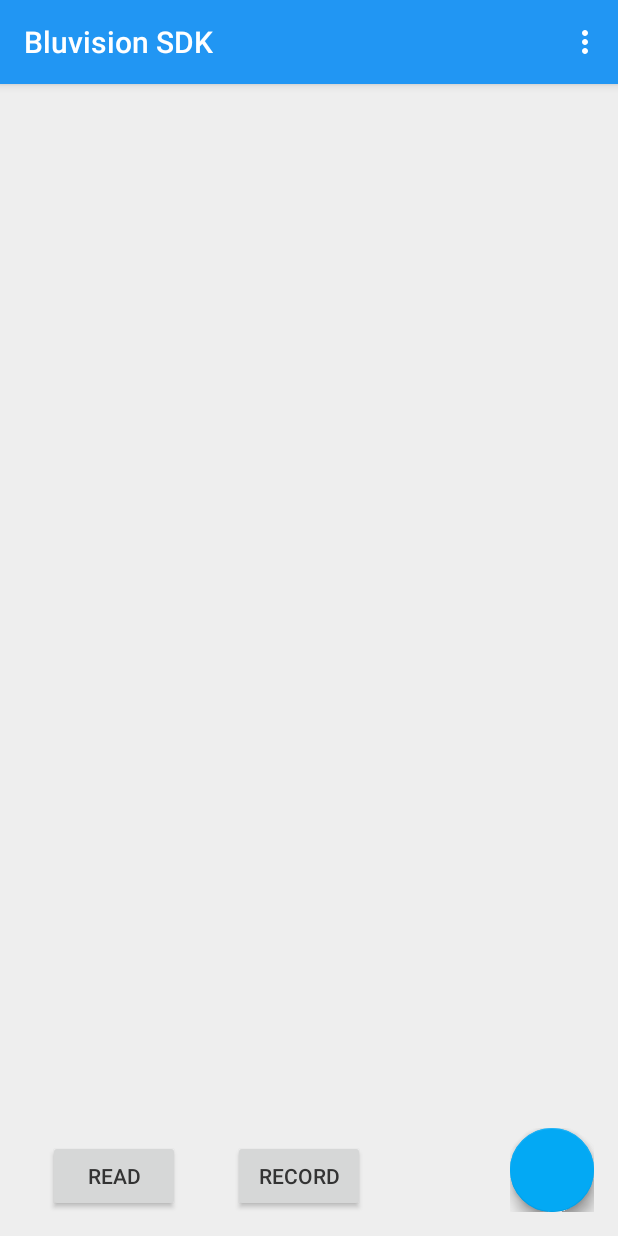
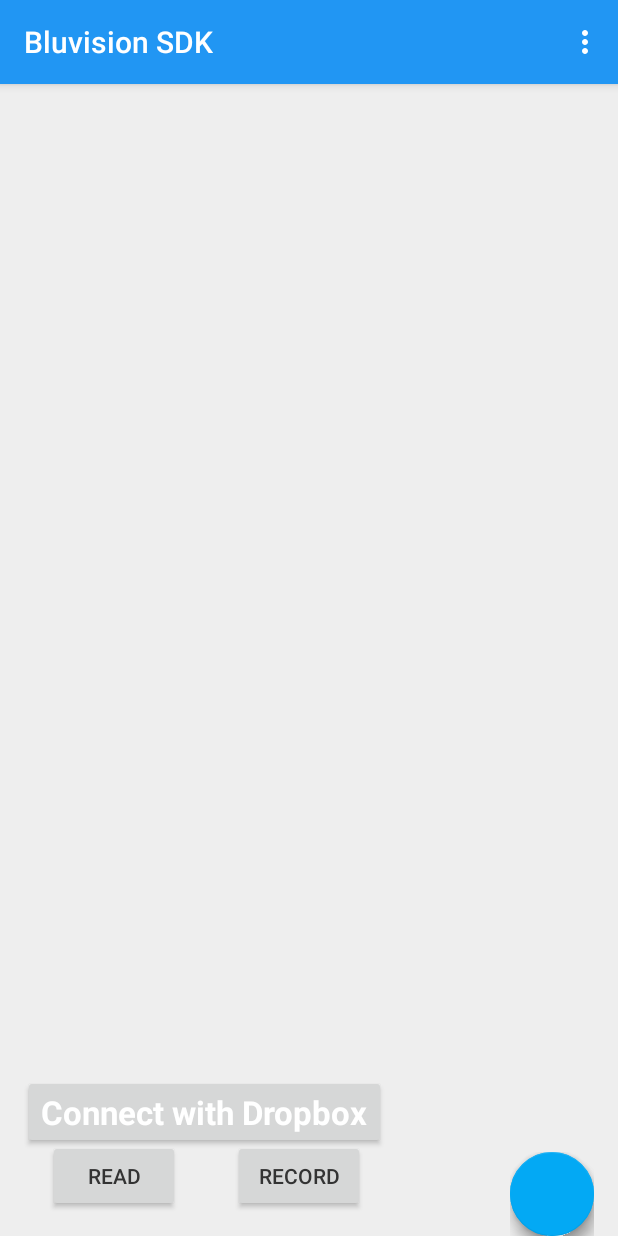
Before and after one commit to niyazil/sensor-controller, an Android app: the screen it shows after launch (MainActivity), on a phone screen of 412 x 824 dp. Run offline under Robolectric (Android 15) with nearby library versions, the phone set to English and light mode, and no system bars; libraries missing offline, so code that uses them is left out: com.bluvision.beeks, com.dropbox.client2, com.getbase.floatingactionbutton, jxl.write, jxl.write.biff; plain views replace FloatingActionButton, FloatingActionsMenu; 17 statements that could not run were skipped.

Commit message:
Add Dropbox authentication

```diff
--- a/app/build.gradle
+++ b/app/build.gradle
@@ -29,6 +29,7 @@ dependencies {
     compile 'com.android.support:appcompat-v7:23.0.1'
     compile 'com.getbase:floatingactionbutton:1.10.0'
     compile files('libs/jxl.jar')
+    compile files('libs/dropbox-android-sdk-1.6.3.jar')
 }
 repositories {
     flatDir {
--- a/app/src/main/java/com/bluvision/buvisionsdksample/MainActivity.java
+++ b/app/src/main/java/com/bluvision/buvisionsdksample/MainActivity.java
@@ -4,12 +4,19 @@ import com.bluvision.beeks.sdk.domainobjects.Beacon;
 import com.bluvision.buvisionsdksample.fragments.BaseFragment;
 import com.bluvision.buvisionsdksample.fragments.BeaconDetail;
 import com.bluvision.buvisionsdksample.fragments.ListBeaconsFragment;
+import com.dropbox.client2.DropboxAPI;
+import com.dropbox.client2.android.AndroidAuthSession;
+import com.dropbox.client2.session.AccessTokenPair;
+import com.dropbox.client2.session.AppKeyPair;
+import com.dropbox.client2.session.Session;
+import com.dropbox.client2.session.TokenPair;
 
 import android.Manifest;
 import android.app.AlertDialog;
 import android.app.Fragment;
 import android.app.FragmentTransaction;
 import android.content.DialogInterface;
+import android.content.SharedPreferences;
 import android.content.pm.PackageManager;
 import android.os.Build;
 import android.os.Bundle;
@@ -17,21 +24,53 @@ import android.support.v7.app.AppCompatActivity;
 import android.util.Log;
 import android.view.Menu;
 import android.view.MenuItem;
+import android.view.View;
+import android.widget.Button;
+import android.widget.LinearLayout;
+import android.widget.Toast;
 
+import java.io.File;
+import java.io.FileOutputStream;
 import java.util.HashMap;
 
 public class MainActivity extends AppCompatActivity implements BaseFragment.FragmentInterface {
 
     private final int PERMISSION_REQUEST_COARSE_LOCATION = 1984;
     private final int PERMISSION_REQUEST_STORAGE=1994;
+    private final int PERMISSION_REQUEST_INTERNET=1912;
 
     private HashMap<Class,Fragment> mFragmentHashMap = new HashMap<>();
     private BeaconDetail mBeaconDetail;
+
+    final static private String APP_KEY = "m4256mepdf15tpv";
+    final static private String APP_SECRET = "dlduhmug8qy77q5";
+    private DropboxAPI<AndroidAuthSession> mDBApi;
+
+
 
     @Override
     protected void onCreate(Bundle savedInstanceState) {
         super.onCreate(savedInstanceState);
         setContentView(R.layout.activity_main);
+
+
+        AppKeyPair appKeys = new AppKeyPair(APP_KEY, APP_SECRET);
+        AndroidAuthSession session = new AndroidAuthSession(appKeys);
+        mDBApi = new DropboxAPI<AndroidAuthSession>(session);
+
+
+
+
+
+        ((Button) findViewById(R.id.loginBtn)).setOnClickListener(
+                new View.OnClickListener() {
+                    @Override
+                    public void onClick(View view) {
+
+                        mDBApi.getSession().startOAuth2Authentication(MainActivity.this);
+                    }
+                }
+        );
 
 
         if (Build.VERSION.SDK_INT >= Build.VERSION_CODES.M) {
@@ -75,12 +114,55 @@ public class MainActivity extends AppCompatActivity implements BaseFragment.Frag
                 });
                 builder.show();
             }
+
+            if (checkSelfPermission(Manifest.permission.INTERNET)
+                    != PackageManager.PERMISSION_GRANTED) {
+
+                final AlertDialog.Builder builder = new AlertDialog.Builder(MainActivity.this);
+                builder.setTitle("This app needs internet access");
+                builder.setMessage("Please grant internet access");
+                builder.setPositiveButton(android.R.string.ok, null);
+                builder.setOnDismissListener(new DialogInterface.OnDismissListener() {
+                    @Override
+                    public void onDismiss(DialogInterface dialog) {
+
+                        requestPermissions(
+                                new String[]{Manifest.permission.INTERNET},
+                                PERMISSION_REQUEST_INTERNET);
+                    }
+
+                });
+                builder.show();
+            }
         }
+
 
 
         swapFragment(ListBeaconsFragment.class,true,false);
 
     }
+
+    @Override
+    public void onResume() {
+        super.onResume();
+
+        if (mDBApi.getSession().authenticationSuccessful()) {
+            try {
+                // Required to complete auth, sets the access token on the session
+                mDBApi.getSession().finishAuthentication();
+
+                String accessToken = mDBApi.getSession().getOAuth2AccessToken();
+            } catch (IllegalStateException e) {
+                Log.i("DbAuthLog", "Error authenticating", e);
+            }
+        }
+
+
+
+    }
+
+
+
 
     @Override
     public boolean onCreateOptionsMenu(Menu menu) {
@@ -149,4 +231,6 @@ public class MainActivity extends AppCompatActivity implements BaseFragment.Frag
 
 
     }
+
+
 }
--- a/app/src/main/res/layout/activity_main.xml
+++ b/app/src/main/res/layout/activity_main.xml
@@ -6,8 +6,25 @@
 
     <LinearLayout
         android:layout_width="match_parent"
-        android:layout_height="match_parent"
+        android:layout_height="wrap_content"
         android:id="@+id/fragmentContainer"
-        android:orientation="vertical"/>
+        android:orientation="vertical">
+
+    </LinearLayout>
+
+    <Button
+        android:id="@+id/loginBtn"
+        android:layout_width="wrap_content"
+        android:layout_height="wrap_content"
+        android:textAppearance="?android:attr/textAppearanceLarge"
+        android:textColor="#fff"
+        android:textStyle="bold"
+        android:text="Connect with Dropbox"
+        android:layout_marginLeft="15dp"
+        android:layout_marginRight="15dp"
+        android:layout_marginBottom="58dp"
+        android:layout_alignParentBottom="true"
+        android:layout_alignParentStart="true"
+        android:layout_marginStart="13dp" />
 
 </RelativeLayout>
--- a/app/src/main/res/layout/fragment_beacons.xml
+++ b/app/src/main/res/layout/fragment_beacons.xml
@@ -9,6 +9,8 @@
         android:layout_width="match_parent"
         android:layout_height="450dp">
     </ListView>
+
+
 
     <com.getbase.floatingactionbutton.FloatingActionsMenu
         android:id="@+id/multiple_actions"
```
Also changed, not shown: app/src/main/AndroidManifest.xml (+15 -0 lines), app/src/main/java/com/bluvision/buvisionsdksample/fragments/ListBeaconsFragment.java (+7 -1 lines), 1 other file.
